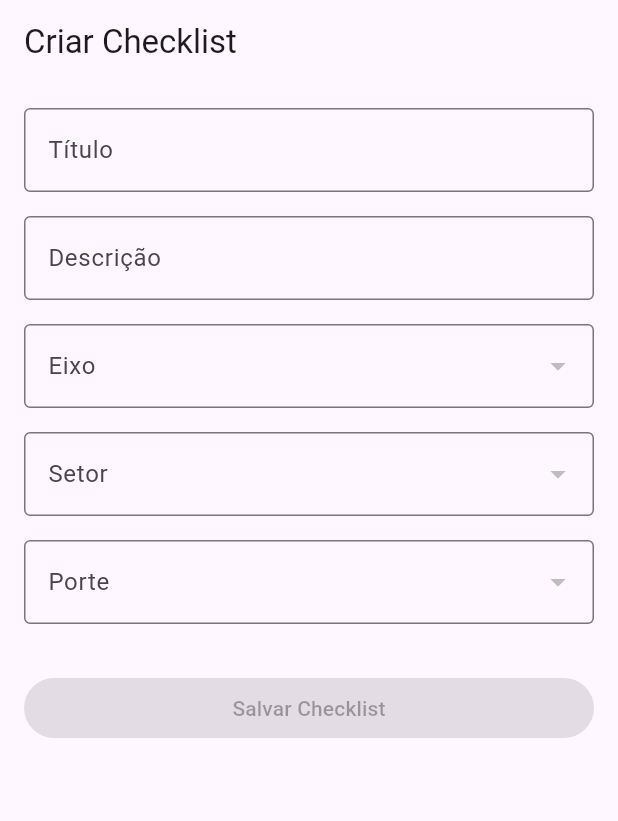
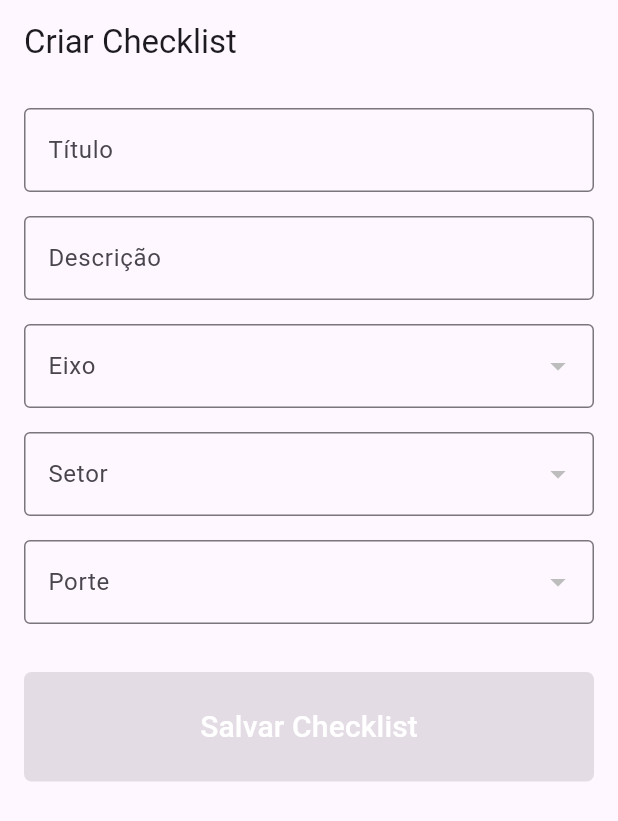
Before and after one commit to Grupo01Biopark/SagaFlutter, a Flutter app: the AddChecklistPage screen opened directly, on a phone screen of 412 x 824 dp. Shown: the top 821 px of the screen. Run offline on Flutter 3.47's test engine with Material 3 defaults, Android fonts, the phone set to English and light mode, and no system bars; network calls fail.

Commit message:
Ajuste visual botao salvar checklist

```diff
--- a/lib/pages/checklists/checklists_adicionar.dart
+++ b/lib/pages/checklists/checklists_adicionar.dart
@@ -251,7 +251,22 @@ class _AddChecklistPage extends State<AddChecklistPage> {
                 onPressed: perguntasSelecionadas.values.where((v) => v).length >= 4
                     ? _saveChecklist
                     : null,
-                child: Text('Salvar Checklist'),
+                child: Text(
+                  'Salvar Checklist',
+                    style: TextStyle(
+                      color: Colors.white,
+                      fontSize: 20,
+                    ),
+                  ),
+                style: ElevatedButton.styleFrom(
+                  backgroundColor: Color(0xFF0F6FC6),
+                  padding: EdgeInsets.symmetric(
+                      horizontal: 24, vertical: 22),
+                  shape: RoundedRectangleBorder(
+                    borderRadius:
+                        BorderRadius.circular(5),
+                  ),
+                ),
               ),
             ],
           ),
```
